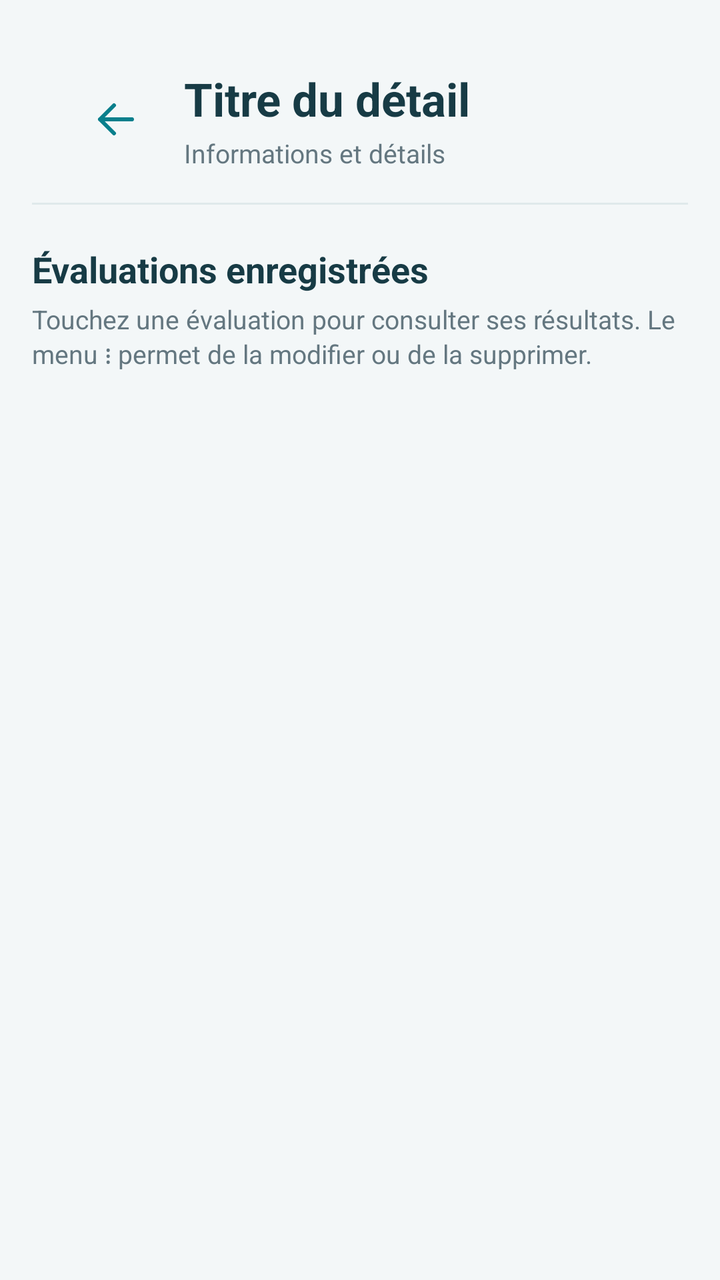
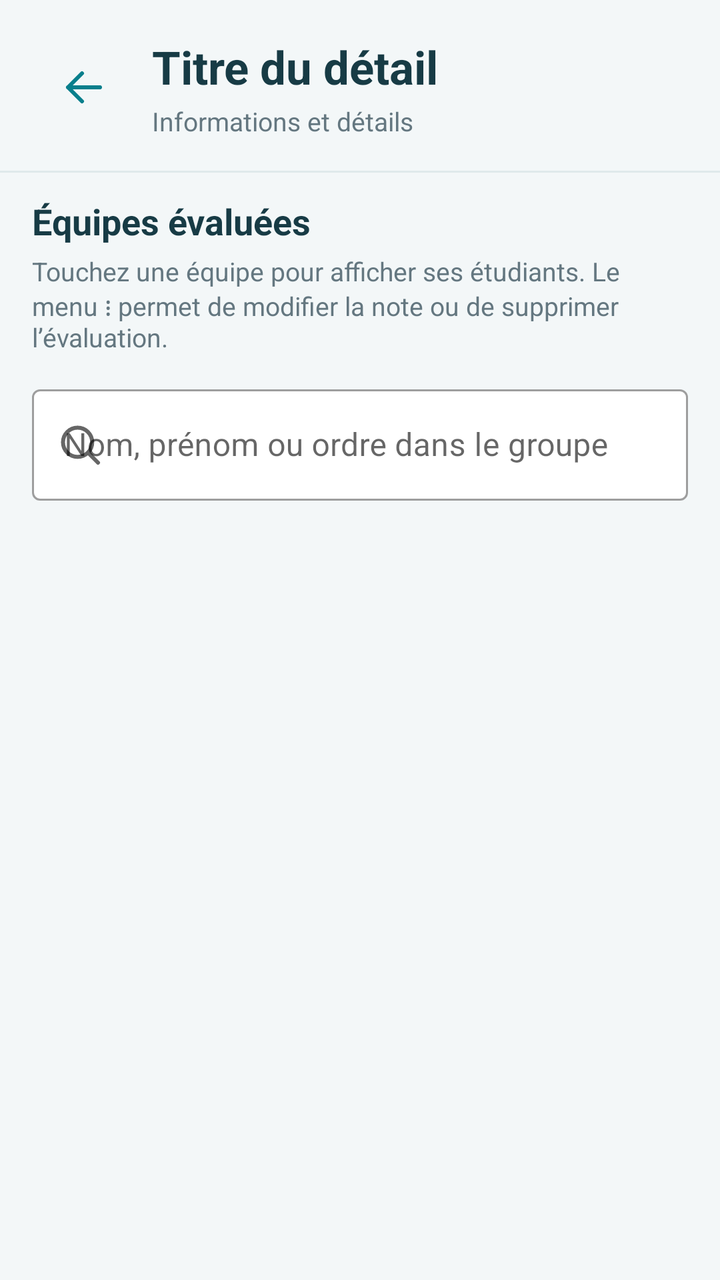

The first picture is an Android layout as it rendered before a commit; the second is the same layout after the commit. The layout source and the unified diff follow.
<!-- AndroidManifest.xml: application theme Theme.Praticum -->
<!-- res/layout/fragment_evaluation_history.xml -->
<?xml version="1.0" encoding="utf-8"?>
<androidx.core.widget.NestedScrollView xmlns:android="http://schemas.android.com/apk/res/android" android:layout_width="match_parent" android:layout_height="match_parent" android:background="@color/screen_background" android:fillViewport="true"><LinearLayout android:layout_width="match_parent" android:layout_height="wrap_content" android:orientation="vertical" android:padding="16dp"><include layout="@layout/layout_subscreen_header"/><TextView android:layout_width="match_parent" android:layout_height="wrap_content" android:layout_marginTop="20dp" android:text="Évaluations enregistrées" android:textColor="@color/text_primary" android:textSize="18sp" android:textStyle="bold"/><TextView android:layout_width="match_parent" android:layout_height="wrap_content" android:layout_marginTop="4dp" android:text="Touchez une évaluation pour consulter ses résultats. Le menu ⋮ permet de la modifier ou de la supprimer." android:textColor="@color/text_secondary" android:textSize="13sp"/><androidx.recyclerview.widget.RecyclerView android:id="@+id/rvEvaluationHistory" android:layout_width="match_parent" android:layout_height="wrap_content" android:layout_marginTop="14dp" android:nestedScrollingEnabled="false"/><TextView android:id="@+id/tvEvaluationHistoryEmpty" android:layout_width="match_parent" android:layout_height="wrap_content" android:layout_marginTop="16dp" android:gravity="center" android:padding="24dp" android:text="Aucune évaluation enregistrée pour cette séance." android:textColor="@color/text_secondary" android:textSize="14sp" android:visibility="gone"/></LinearLayout></androidx.core.widget.NestedScrollView>
<!-- res/layout/layout_subscreen_header.xml (included above) -->
<?xml version="1.0" encoding="utf-8"?>
<LinearLayout
    xmlns:android="http://schemas.android.com/apk/res/android"
    xmlns:app="http://schemas.android.com/apk/res-auto"
    android:id="@+id/layoutDetailHeaderContainer"
    android:layout_width="match_parent"
    android:layout_height="wrap_content"
    android:orientation="vertical"
    android:background="@color/screen_background">

    
    <LinearLayout
        android:id="@+id/layoutSubscreenHeader"
        android:layout_width="match_parent"
        android:layout_height="wrap_content"
        android:gravity="center_vertical"
        android:orientation="horizontal"
        android:paddingStart="20dp"
        android:paddingTop="18dp"
        android:paddingEnd="20dp"
        android:paddingBottom="16dp">

        
        <ImageButton
            android:id="@+id/btnSubscreenHeaderBack"
            android:layout_width="44dp"
            android:layout_height="44dp"
            android:layout_marginEnd="12dp"
            android:background="?attr/selectableItemBackgroundBorderless"
            android:contentDescription="Retour"
            android:padding="10dp"
            android:src="@drawable/ic_arrow_back"
            app:tint="@color/primary" />

        
        <LinearLayout
            android:id="@+id/layoutSubscreenHeaderTitles"
            android:layout_width="0dp"
            android:layout_height="wrap_content"
            android:layout_weight="1"
            android:orientation="vertical">

            <TextView
                android:id="@+id/tvSubscreenHeaderTitle"
                android:layout_width="match_parent"
                android:layout_height="wrap_content"
                android:ellipsize="end"
                android:maxLines="1"
                android:text="Titre du détail"
                android:textColor="@color/text_primary"
                android:textSize="23sp"
                android:textStyle="bold" />

            <TextView
                android:id="@+id/tvSubscreenHeaderSubtitle"
                android:layout_width="match_parent"
                android:layout_height="wrap_content"
                android:layout_marginTop="3dp"
                android:ellipsize="end"
                android:maxLines="1"
                android:text="Informations et détails"
                android:textColor="@color/text_secondary"
                android:textSize="13sp" />

        </LinearLayout>

    </LinearLayout>

    
    <View
        android:id="@+id/viewSubscreenHeaderDivider"
        android:layout_width="match_parent"
        android:layout_height="1dp"
        android:background="@color/color_divider" />

</LinearLayout>
<!-- resources referenced by this layout -->
<resources>
  <color name="color_divider">#DFE9EB</color>
  <color name="primary">#087F8C</color>
  <color name="screen_background">#F3F7F8</color>
  <color name="text_primary">#173B45</color>
  <color name="text_secondary">#647780</color>
  <!-- drawable ic_arrow_back (drawable) -->
  <vector xmlns:android="http://schemas.android.com/apk/res/android"
      android:width="24dp"
      android:height="24dp"
      android:viewportWidth="24"
      android:viewportHeight="24">
  
      <path
          android:fillColor="#173B45"
          android:pathData="M20,12 L4,12 M4,12 L11,5 M4,12 L11,19"
          android:strokeColor="#173B45"
          android:strokeWidth="2"
          android:strokeLineCap="round"
          android:strokeLineJoin="round" />
  </vector>
  <style name="Theme.Praticum" parent="Theme.MaterialComponents.DayNight.NoActionBar">
  
          
          <item name="colorPrimary">@color/primary</item>
          <item name="colorPrimaryVariant">@color/primary_dark</item>
          <item name="colorSecondary">@color/secondary</item>
  
  
          
          <item name="android:enforceNavigationBarContrast">false</item>
  
  
          
          
          <item name="android:statusBarColor">@android:color/transparent</item>
          <item name="android:navigationBarColor">@android:color/transparent</item>
          <item name="android:windowLightStatusBar">false</item>
          <item name="android:windowLightNavigationBar">true</item>
  
  
      </style>
  <color name="primary_dark">#075E66</color>
  <color name="secondary">#159AA5</color>
</resources>

<!-- the commit's change to res/layout/fragment_evaluation_history.xml (unified diff, before → after) -->
@@ -1,5 +1,90 @@
 <?xml version="1.0" encoding="utf-8"?>
-<androidx.core.widget.NestedScrollView xmlns:android="http://schemas.android.com/apk/res/android" android:layout_width="match_parent" android:layout_height="match_parent" android:background="@color/screen_background" android:fillViewport="true"><LinearLayout android:layout_width="match_parent" android:layout_height="wrap_content" android:orientation="vertical" android:padding="16dp"><include layout="@layout/layout_subscreen_header"/><TextView android:layout_width="match_parent" android:layout_height="wrap_content" android:layout_marginTop="20dp" android:text="Évaluations enregistrées" android:textColor="@color/text_primary" android:textSize="18sp" android:textStyle="bold"/><TextView android:layout_width="match_parent" android:layout_height="wrap_content" android:layout_marginTop="4dp" android:text="Touchez une évaluation pour consulter ses résultats. Le menu ⋮ permet de la modifier ou de la supprimer." android:textColor="@color/text_secondary" android:textSize="13sp"/><androidx.recyclerview.widget.RecyclerView android:id="@+id/rvEvaluationHistory" android:layout_width="match_parent" android:layout_height="wrap_content" android:layout_marginTop="14dp" android:nestedScrollingEnabled="false"/><TextView android:id="@+id/tvEvaluationHistoryEmpty" android:layout_width="match_parent" android:layout_height="wrap_content" android:layout_marginTop="16dp" android:gravity="center" android:padding="24dp" android:text="Aucune évaluation enregistrée pour cette séance." android:textColor="@color/text_secondary" android:textSize="14sp" android:visibility="gone"/></LinearLayout></androidx.core.widget.NestedScrollView>
+<LinearLayout
+    xmlns:android="http://schemas.android.com/apk/res/android"
+    xmlns:app="http://schemas.android.com/apk/res-auto"
+    android:layout_width="match_parent"
+    android:layout_height="match_parent"
+    android:background="@color/screen_background"
+    android:orientation="vertical">
+
+    
+    <include layout="@layout/layout_subscreen_header" />
+
+    
+    <androidx.core.widget.NestedScrollView
+        android:layout_width="match_parent"
+        android:layout_height="0dp"
+        android:layout_weight="1"
+        android:clipToPadding="false"
+        android:fillViewport="true"
+        android:overScrollMode="never"
+        android:paddingStart="16dp"
+        android:paddingTop="12dp"
+        android:paddingEnd="16dp"
+        android:paddingBottom="20dp"
+        android:scrollbars="none">
+
+        <LinearLayout
+            android:layout_width="match_parent"
+            android:layout_height="wrap_content"
+            android:orientation="vertical">
+
+            <TextView
+                android:layout_width="match_parent"
+                android:layout_height="wrap_content"
+                android:text="Équipes évaluées"
+                android:textColor="@color/text_primary"
+                android:textSize="18sp"
+                android:textStyle="bold" />
+
+            <TextView
+                android:layout_width="match_parent"
+                android:layout_height="wrap_content"
+                android:layout_marginTop="4dp"
+                android:text="Touchez une équipe pour afficher ses étudiants. Le menu ⋮ permet de modifier la note ou de supprimer l’évaluation."
+                android:textColor="@color/text_secondary"
+                android:textSize="13sp" />
+
+            <com.google.android.material.textfield.TextInputLayout
+                style="@style/Widget.MaterialComponents.TextInputLayout.OutlinedBox"
+                android:layout_width="match_parent"
+                android:layout_height="wrap_content"
+                android:layout_marginTop="12dp"
+                android:hint="Nom, prénom ou ordre dans le groupe"
+                app:boxBackgroundColor="@color/white"
+                app:endIconMode="clear_text"
+                app:startIconDrawable="@drawable/ic_search">
+
+                <com.google.android.material.textfield.TextInputEditText
+                    android:id="@+id/etEvaluationHistorySearch"
+                    android:layout_width="match_parent"
+                    android:layout_height="wrap_content"
+                    android:inputType="text"
+                    android:maxLines="1"
+                    android:singleLine="true" />
+            </com.google.android.material.textfield.TextInputLayout>
+
+            <androidx.recyclerview.widget.RecyclerView
+                android:id="@+id/rvEvaluationHistory"
+                android:layout_width="match_parent"
+                android:layout_height="wrap_content"
+                android:layout_marginTop="12dp"
+                android:nestedScrollingEnabled="false" />
+
+            <TextView
+                android:id="@+id/tvEvaluationHistoryEmpty"
+                android:layout_width="match_parent"
+                android:layout_height="wrap_content"
+                android:layout_marginTop="16dp"
+                android:gravity="center"
+                android:padding="24dp"
+                android:text="Aucune évaluation enregistrée pour cette séance."
+                android:textColor="@color/text_secondary"
+                android:textSize="14sp"
+                android:visibility="gone" />
+        </LinearLayout>
+    </androidx.core.widget.NestedScrollView>
+</LinearLayout>
 <!-- res/layout/layout_subscreen_header.xml (included above) -->
 <?xml version="1.0" encoding="utf-8"?>
 <LinearLayout
<!-- resource entries referenced after the edit -->
@@ -5,6 +5,7 @@
   <color name="screen_background">#F3F7F8</color>
   <color name="text_primary">#173B45</color>
   <color name="text_secondary">#647780</color>
+  <color name="white">#FFFFFF</color>
   <!-- drawable ic_arrow_back (drawable) -->
   <vector xmlns:android="http://schemas.android.com/apk/res/android"
       android:width="24dp"
@@ -16,6 +17,21 @@
           android:fillColor="#173B45"
           android:pathData="M20,12 L4,12 M4,12 L11,5 M4,12 L11,19"
           android:strokeColor="#173B45"
+          android:strokeWidth="2"
+          android:strokeLineCap="round"
+          android:strokeLineJoin="round" />
+  </vector>
+  <!-- drawable ic_search (drawable) -->
+  <vector xmlns:android="http://schemas.android.com/apk/res/android"
+      android:width="24dp"
+      android:height="24dp"
+      android:viewportWidth="24"
+      android:viewportHeight="24">
+  
+      <path
+          android:pathData="M10.8,3.5a7.3,7.3 0,1 0,0 14.6a7.3,7.3 0,1 0,0 -14.6 M16.1,16.1L21,21"
+          android:fillColor="@android:color/transparent"
+          android:strokeColor="#087F8C"
           android:strokeWidth="2"
           android:strokeLineCap="round"
           android:strokeLineJoin="round" />
